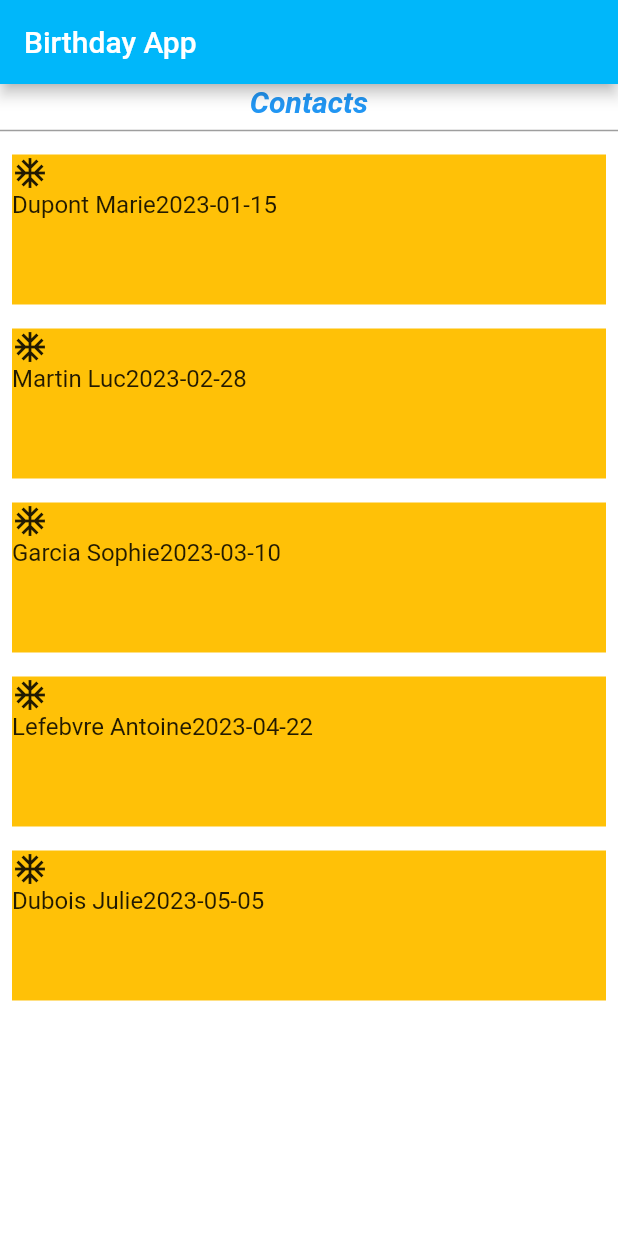
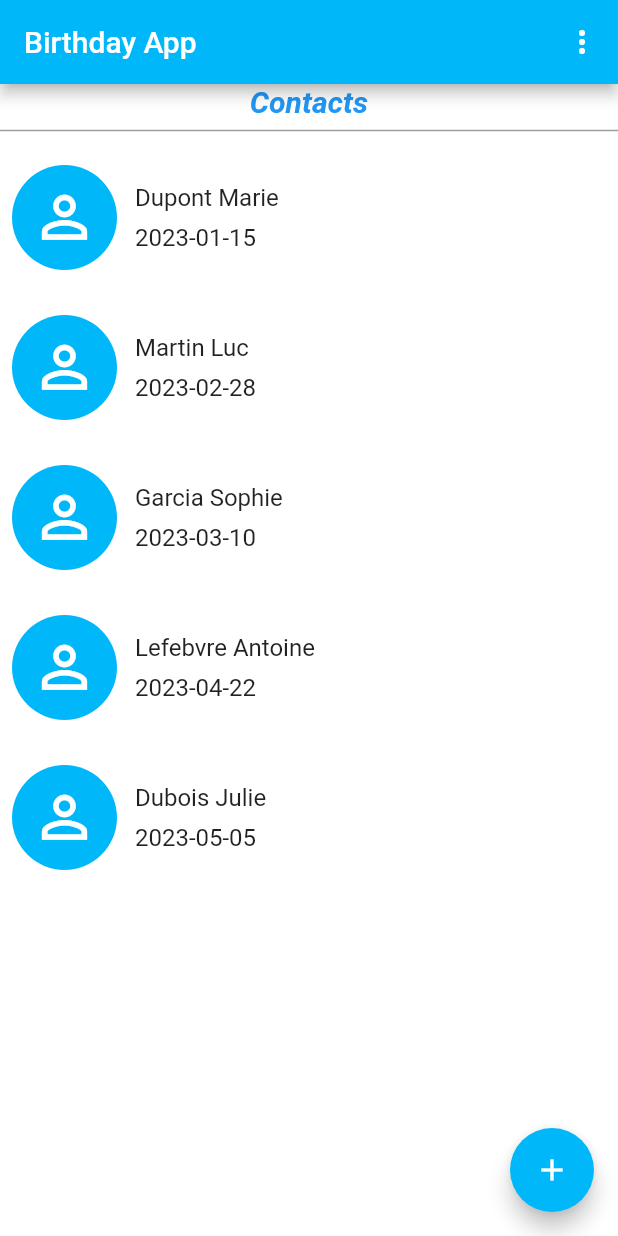
Before and after one commit to AventeL/BirthdayApp, a Flutter app: the screen it shows after launch, on a phone screen of 412 x 824 dp. Run offline on Flutter 3.47's test engine with Material 2 defaults, Android fonts, the phone set to English and light mode, and no system bars.

Commit message:
Edit Contact design, Add [AppBar DropDown menu, Add button]

```diff
--- a/lib/main.dart
+++ b/lib/main.dart
@@ -19,7 +19,7 @@ class MainApp extends StatelessWidget {
         scaffoldBackgroundColor: scaffolBackgeoundColor,
         appBarTheme: AppBarTheme(color: blueColor),
       ),
-      home: const Home(),
+      home: Home(),
     );
   }
 }
--- a/lib/screens/home.dart
+++ b/lib/screens/home.dart
@@ -1,4 +1,5 @@
 import 'package:birthday_app/constants/constants.dart';
+import 'package:birthday_app/widgets/PopupMenuItem.dart';
 import 'package:flutter/material.dart';
 import 'package:flutter/src/widgets/framework.dart';
 import 'package:flutter/src/widgets/placeholder.dart';
@@ -6,12 +7,26 @@ import 'package:flutter/src/widgets/placeholder.dart';
 import '../widgets/contact_card.dart';
 
 class Home extends StatelessWidget {
-  const Home({super.key});
+  Home({super.key});
+  var _popupMenuItemIndex = 0;
 
   @override
   Widget build(BuildContext context) {
     return Scaffold(
-      appBar: AppBar(title: Text('Birthday App')),
+      appBar: AppBar(
+        title: Text('Birthday App'),
+        actions: [
+          PopupMenuButton(
+            onSelected: (value) {
+              //_onMenuItemSelected(value as int);
+            },
+            icon: Icon(Icons.more_vert),
+            itemBuilder: (ctx) => [
+              _buildPopupMenuItem('Import contacts', 1),
+            ],
+          ),
+        ],
+      ),
       body: Column(
         children: [
           Text(
@@ -40,6 +55,33 @@ class Home extends StatelessWidget {
                   }))
         ],
       ),
+      floatingActionButton: FloatingActionButton(
+        child: Icon(Icons.add),
+        backgroundColor: blueColor,
+        foregroundColor: Colors.white,
+        onPressed: () => {},
+      ),
     );
   }
+
+  PopupMenuItem _buildPopupMenuItem(String title, int position) {
+    return PopupMenuItem(
+      value: position,
+      child: Row(
+        children: [
+          Text(title),
+        ],
+      ),
+    );
+  }
+
+  /*_onMenuItemSelected(int value) {
+    setState(() {
+      _popupMenuItemIndex = value;
+    });
+
+    if (value == 1) {
+      //TODO Contact import
+    }
+  }*/
 }
--- /dev/null
+++ b/lib/widgets/PopupMenuItem.dart
@@ -0,0 +1,7 @@
+import 'package:flutter/material.dart';
+
+PopupMenuItem _buildPopupMenuItem(String title) {
+  return PopupMenuItem(
+    child: Text(title),
+  );
+}
--- a/lib/widgets/contact_card.dart
+++ b/lib/widgets/contact_card.dart
@@ -1,3 +1,4 @@
+import 'package:birthday_app/constants/constants.dart';
 import 'package:flutter/material.dart';
 
 class contact_card extends StatelessWidget {
@@ -9,29 +10,51 @@ class contact_card extends StatelessWidget {
 
   @override
   Widget build(BuildContext context) {
-    return Padding(
-      padding: const EdgeInsets.all(8.0),
-      child: Container(
-        height: 100,
-        color: Colors.amber,
-        child: Column(children: [
-          Row(
-            children: [Icon(Icons.ac_unit_outlined)],
+    return Container(
+      height: 100,
+      color: Colors.white,
+      child: Row(children: [
+        Padding(
+          padding: const EdgeInsets.all(8.0),
+          child: Row(
+            children: [
+              Container(
+                width: 70,
+                height: 70,
+                decoration: BoxDecoration(
+                  shape: BoxShape.circle,
+                  color: blueColor,
+                ),
+                child: Icon(
+                  Icons.person_outline_sharp,
+                  color: Colors.white,
+                  size: 45,
+                ),
+              )
+            ],
           ),
-          Row(
-            children: [
-              Text(
+        ),
+        Column(
+          crossAxisAlignment: CrossAxisAlignment.start,
+          mainAxisAlignment: MainAxisAlignment.center,
+          children: [
+            Padding(
+              padding: const EdgeInsets.all(4.0),
+              child: Text(
                 '$nom $prenom',
                 style: TextStyle(fontSize: 16),
               ),
-              Text(
+            ),
+            Padding(
+              padding: const EdgeInsets.all(4.0),
+              child: Text(
                 '$date',
                 style: TextStyle(fontSize: 16),
               ),
-            ],
-          )
-        ]),
-      ),
+            ),
+          ],
+        )
+      ]),
     );
   }
 }
```
